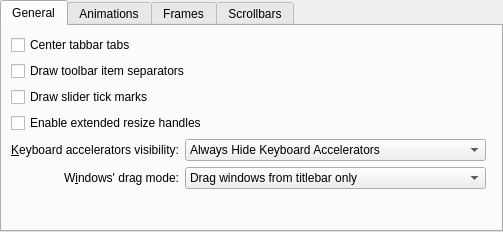
Before: the Qt Designer form kstyle/config/ui/breezestyleconfig.ui in Luwx/Lightly, drawn with Qt 5.
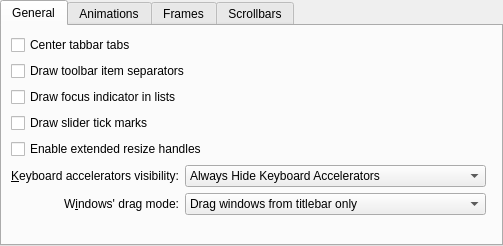
After: the same form once the commit is applied.

Commit message: Added option (true by default) to draw focus indicator in lists, similar to what's in oxygen BUG: 352025

The edit to the form file:
```diff
--- a/kstyle/config/ui/breezestyleconfig.ui
+++ b/kstyle/config/ui/breezestyleconfig.ui
@@ -6,8 +6,8 @@
    <rect>
     <x>0</x>
     <y>0</y>
-    <width>455</width>
-    <height>232</height>
+    <width>464</width>
+    <height>246</height>
    </rect>
   </property>
   <layout class="QVBoxLayout" name="verticalLayout_2">
@@ -23,68 +23,8 @@
       <attribute name="title">
        <string>General</string>
       </attribute>
-      <layout class="QGridLayout" name="gridLayout_4">
-       <item row="0" column="0" colspan="3">
-        <widget class="QCheckBox" name="_tabBarDrawCenteredTabs">
-         <property name="text">
-          <string>Center tabbar tabs</string>
-         </property>
-        </widget>
-       </item>
-       <item row="1" column="0" colspan="3">
-        <widget class="QCheckBox" name="_toolBarDrawItemSeparator">
-         <property name="text">
-          <string>Draw toolbar item separators</string>
-         </property>
-        </widget>
-       </item>
-       <item row="2" column="0" colspan="3">
-        <widget class="QCheckBox" name="_sliderDrawTickMarks">
-         <property name="text">
-          <string>Draw slider tick marks</string>
-         </property>
-        </widget>
-       </item>
-       <item row="3" column="0" colspan="3">
-        <widget class="QCheckBox" name="_splitterProxyEnabled">
-         <property name="text">
-          <string>Enable extended resize handles</string>
-         </property>
-        </widget>
-       </item>
-       <item row="4" column="0">
-        <widget class="QLabel" name="_mnemonicsLabel">
-         <property name="text">
-          <string>&amp;Keyboard accelerators visibility:</string>
-         </property>
-         <property name="alignment">
-          <set>Qt::AlignRight|Qt::AlignTrailing|Qt::AlignVCenter</set>
-         </property>
-         <property name="buddy">
-          <cstring>_mnemonicsMode</cstring>
-         </property>
-        </widget>
-       </item>
-       <item row="4" column="1">
-        <widget class="QComboBox" name="_mnemonicsMode">
-         <item>
-          <property name="text">
-           <string>Always Hide Keyboard Accelerators</string>
-          </property>
-         </item>
-         <item>
-          <property name="text">
-           <string>Show Keyboard Accelerators When Needed</string>
-          </property>
-         </item>
-         <item>
-          <property name="text">
-           <string>Always Show Keyboard Accelerators</string>
-          </property>
-         </item>
-        </widget>
-       </item>
-       <item row="5" column="0">
+      <layout class="QGridLayout" name="gridLayout">
+       <item row="6" column="1">
         <widget class="QLabel" name="_windowDragLabel">
          <property name="sizePolicy">
           <sizepolicy hsizetype="Preferred" vsizetype="Preferred">
@@ -103,11 +43,31 @@
          </property>
         </widget>
        </item>
+       <item row="2" column="1" colspan="4">
+        <widget class="QCheckBox" name="_viewDrawFocusIndicator">
+         <property name="text">
+          <string>Draw focus indicator in lists</string>
+         </property>
+        </widget>
+       </item>
        <item row="5" column="1">
-        <widget class="QComboBox" name="_windowDragMode">
+        <widget class="QLabel" name="_mnemonicsLabel">
+         <property name="text">
+          <string>&amp;Keyboard accelerators visibility:</string>
+         </property>
+         <property name="alignment">
+          <set>Qt::AlignRight|Qt::AlignTrailing|Qt::AlignVCenter</set>
+         </property>
+         <property name="buddy">
+          <cstring>_mnemonicsMode</cstring>
+         </property>
+        </widget>
+       </item>
+       <item row="5" column="2" colspan="2">
+        <widget class="QComboBox" name="_mnemonicsMode">
          <item>
           <property name="text">
-           <string>Drag windows from titlebar only</string>
+           <string>Always Hide Keyboard Accelerators</string>
           </property>
          </item>
          <item>
@@ -122,7 +82,7 @@
          </item>
         </widget>
        </item>
-       <item row="4" column="2">
+       <item row="5" column="4">
         <spacer name="horizontalSpacer_3">
          <property name="orientation">
           <enum>Qt::Horizontal</enum>
@@ -135,7 +95,26 @@
          </property>
         </spacer>
        </item>
-       <item row="6" column="0" colspan="2">
+       <item row="6" column="2" colspan="2">
+        <widget class="QComboBox" name="_windowDragMode">
+         <item>
+          <property name="text">
+           <string>Drag windows from titlebar only</string>
+          </property>
+         </item>
+         <item>
+          <property name="text">
+           <string>Drag windows from titlebar, menubar and toolbars</string>
+          </property>
+         </item>
+         <item>
+          <property name="text">
+           <string>Drag windows from all empty areas</string>
+          </property>
+         </item>
+        </widget>
+       </item>
+       <item row="7" column="1" colspan="3">
         <spacer name="verticalSpacer">
          <property name="orientation">
           <enum>Qt::Vertical</enum>
@@ -148,6 +127,34 @@
          </property>
         </spacer>
        </item>
+       <item row="0" column="1" colspan="4">
+        <widget class="QCheckBox" name="_tabBarDrawCenteredTabs">
+         <property name="text">
+          <string>Center tabbar tabs</string>
+         </property>
+        </widget>
+       </item>
+       <item row="1" column="1" colspan="4">
+        <widget class="QCheckBox" name="_toolBarDrawItemSeparator">
+         <property name="text">
+          <string>Draw toolbar item separators</string>
+         </property>
+        </widget>
+       </item>
+       <item row="3" column="1" colspan="4">
+        <widget class="QCheckBox" name="_sliderDrawTickMarks">
+         <property name="text">
+          <string>Draw slider tick marks</string>
+         </property>
+        </widget>
+       </item>
+       <item row="4" column="1" colspan="4">
+        <widget class="QCheckBox" name="_splitterProxyEnabled">
+         <property name="text">
+          <string>Enable extended resize handles</string>
+         </property>
+        </widget>
+       </item>
       </layout>
      </widget>
      <widget class="QWidget" name="tab_2">
```
Left out of the diff: 4 changed lines with no effect on the pictures. The commit also changes 4 other files.
